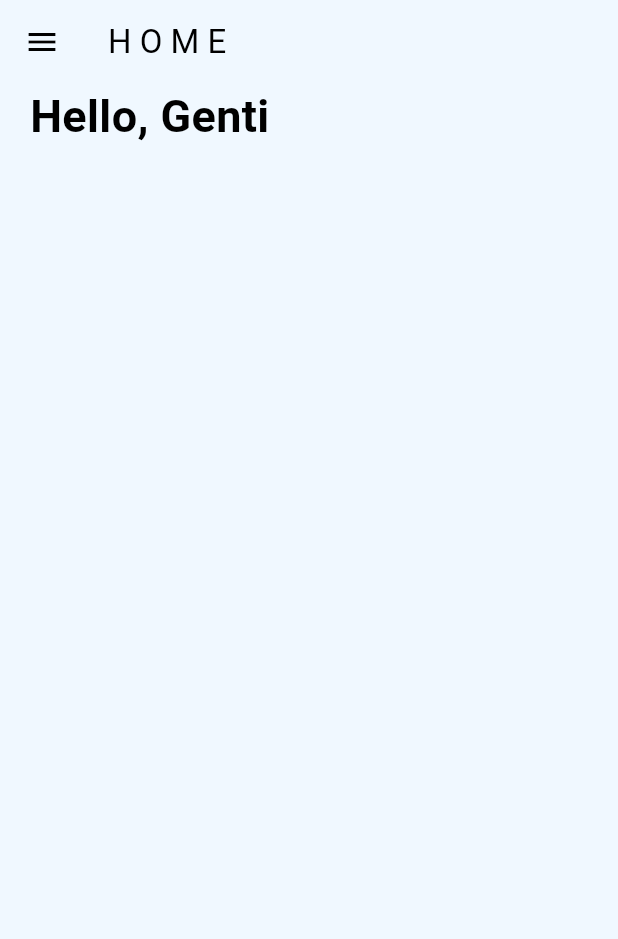
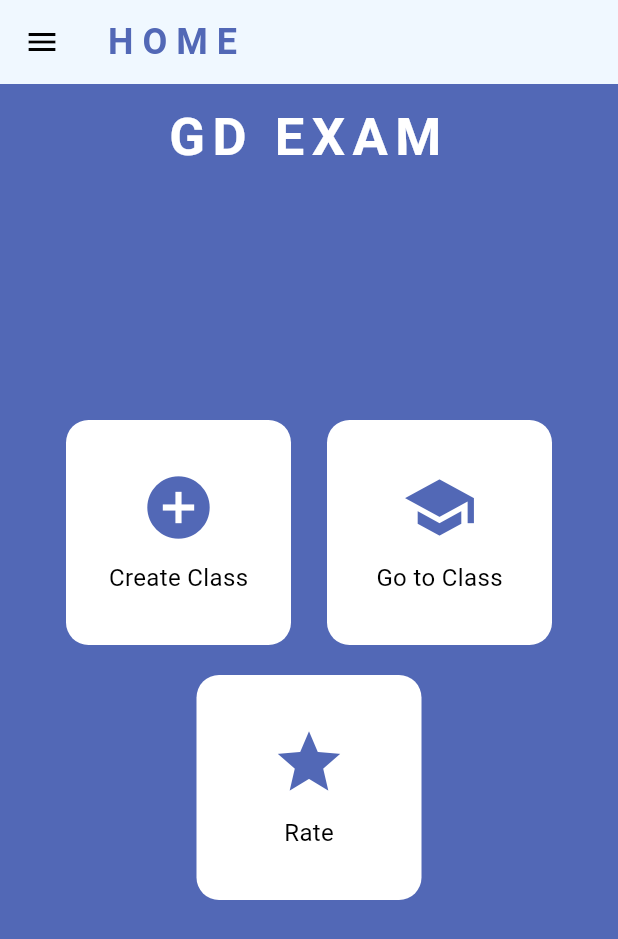
Before and after one commit to GenTpham/DoAnPhanMem, a Flutter app: the screen it shows once a user with an empty profile is signed in, on a phone screen of 412 x 824 dp. Shown: the top 939 px of the screen. Run offline on Flutter 3.47's test engine with Material 3 defaults, Android fonts, the phone set to English and light mode, and no system bars; our stand-ins replace cloud_firestore, firebase_auth, firebase_core; accounts and stored records are empty.

Commit message:
Create Home Page

```diff
--- a/exam_app/lib/main.dart
+++ b/exam_app/lib/main.dart
@@ -1,4 +1,5 @@
 import 'package:exam_app/firebase_options.dart';
+import 'package:exam_app/pages/home_page.dart';
 import 'package:exam_app/services/auth/auth_gate.dart';
 import 'package:exam_app/themes/theme_provider.dart';
 import 'package:firebase_core/firebase_core.dart';
--- a/exam_app/lib/pages/home_page.dart
+++ b/exam_app/lib/pages/home_page.dart
@@ -14,22 +14,100 @@ class _HomePageState extends State<HomePage> {
   @override
   Widget build(BuildContext context) {
     return Scaffold(
-      backgroundColor: Theme.of(context).colorScheme.surface,
+      backgroundColor: Color(0xFF5268B6),
       drawer: MyDrawer(),
       appBar: AppBar(
-        title: const Text("H O M E"),
+        title: const Text(
+            "H O M E",
+            style: TextStyle(
+              color: Color(0xFF5268B6),
+              fontWeight: FontWeight.bold,
+              fontSize: 24,
+            )
+        ),
         foregroundColor: Theme.of(context).colorScheme.onPrimary,
       ),
-      body: const SafeArea(
-        child: Padding(
-          padding: EdgeInsets.symmetric(horizontal: 20),
-          child: Text(
-            "Hello, Genti",
-            style: TextStyle(
-              fontWeight: FontWeight.bold,
-              fontSize: 30,
+      body: SafeArea(
+        child: Stack(
+          children: [
+            Align(
+              alignment: Alignment.topCenter,
+              child: Padding(
+                padding: const EdgeInsets.only(top: 10, left: 20, right: 20),
+                child: Text(
+                  "GD EXAM",
+                  style: TextStyle(
+                    fontSize: 35,
+                    fontWeight: FontWeight.bold,
+                    color: Colors.white,
+                    letterSpacing: 5,
+                  ),
+                  textAlign: TextAlign.center,
+                ),
+              ),
             ),
-          ),
+            Padding(
+              padding: const EdgeInsets.symmetric(horizontal: 20),
+              child: Column(
+                mainAxisAlignment: MainAxisAlignment.center,
+                children: [
+                  Row(
+                    mainAxisAlignment: MainAxisAlignment.spaceEvenly,
+                    children: [
+                      _buildButton(
+                        icon: Icons.add_circle,
+                        label: "Create Class",
+                        onTap: () {
+                          // Create Class
+                        },
+                      ),
+                      _buildButton(
+                        icon: Icons.school,
+                        label: "Go to Class",
+                        onTap: () {
+                          // Class
+                        },
+                      ),
+                    ],
+                  ),
+                  SizedBox(height: 20),
+                  _buildButton(
+                    icon: Icons.star,
+                    label: "Rate",
+                    onTap: () {
+                      // Rate
+                    },
+                  ),
+                ],
+              ),
+            ),
+          ],
+        ),
+      ),
+    );
+  }
+
+  Widget _buildButton({
+    required IconData icon,
+    required String label,
+    required VoidCallback onTap,
+  }) {
+    return GestureDetector(
+      onTap: onTap,
+      child: Container(
+        width: 150,
+        height: 150,
+        decoration: BoxDecoration(
+          color: Colors.white,
+          borderRadius: BorderRadius.circular(15),
+        ),
+        child: Column(
+          mainAxisAlignment: MainAxisAlignment.center,
+          children: [
+            Icon(icon, size: 50, color: Color(0xFF5268B6)),
+            SizedBox(height: 10),
+            Text(label, style: TextStyle(fontSize: 16)),
+          ],
         ),
       ),
     );
```
